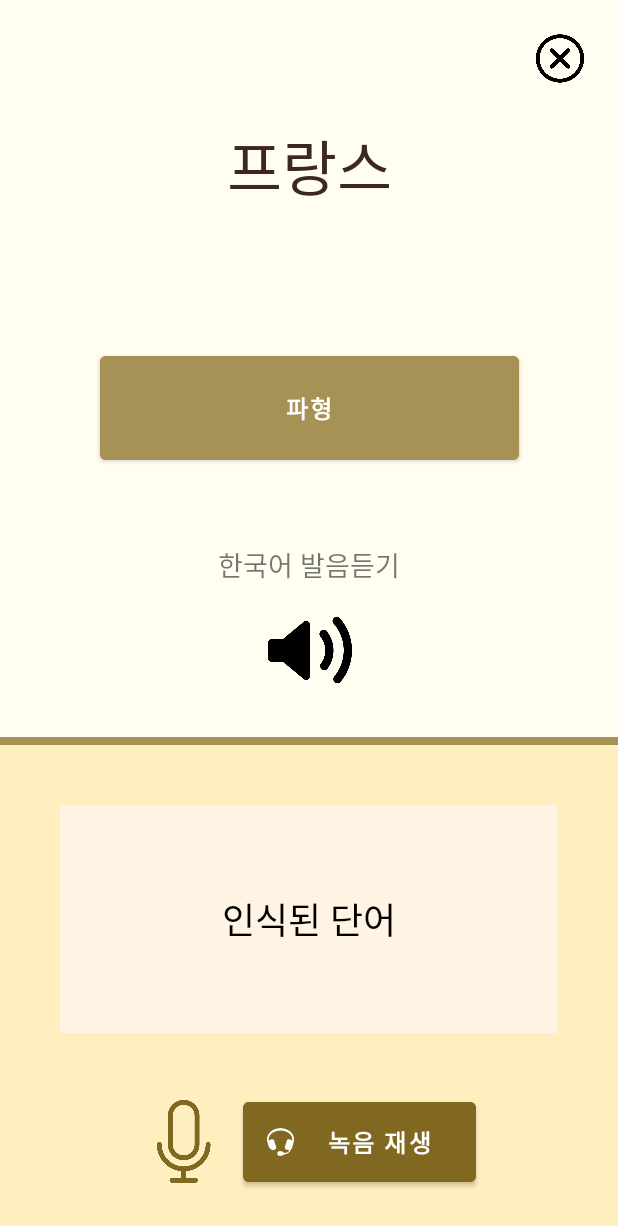
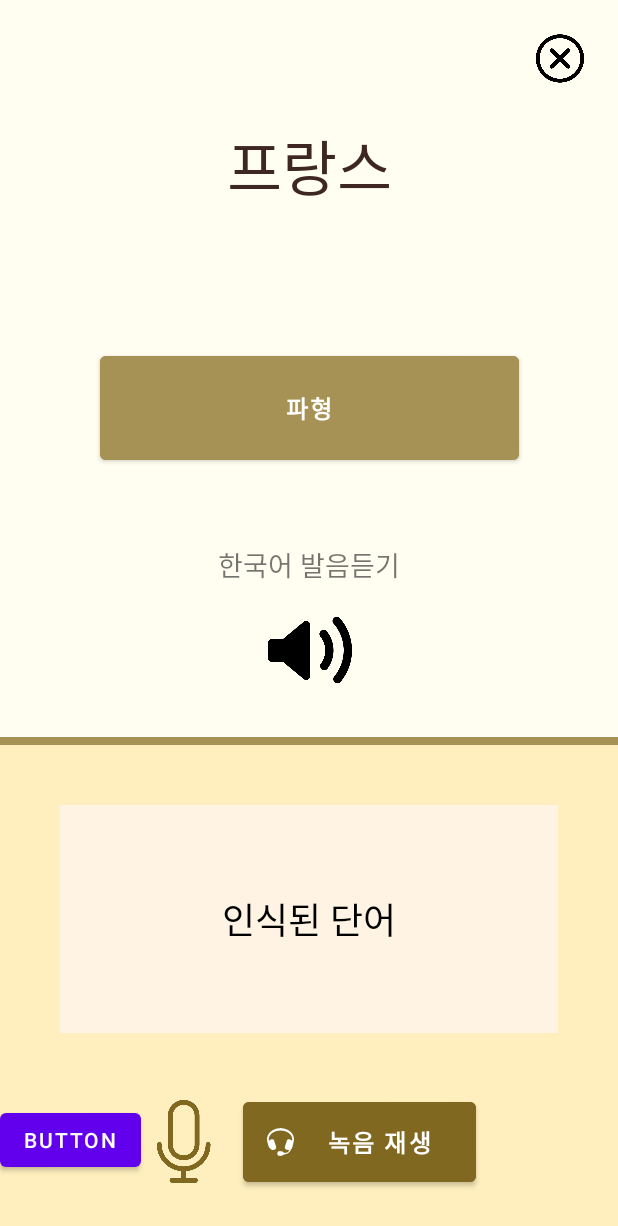
Before and after one commit to MibSang/BamsaemKorean, an Android app: the VoiceActivity screen opened directly, with no data from a screen before it, on a phone screen of 412 x 824 dp. Shown: the top 1226 px of the screen. Run offline under Robolectric (Android 15) with nearby library versions, the phone set to English and light mode, and no system bars.

Commit message:
VoiceActivity change

```diff
--- a/app/src/main/AndroidManifest.xml
+++ b/app/src/main/AndroidManifest.xml
@@ -8,6 +8,8 @@
 
     <uses-permission android:name="android.permission.RECORD_AUDIO" />
     <uses-permission android:name="android.permission.INTERNET" />
+    <uses-permission android:name="android.permission.READ_EXTERNAL_STORAGE"/>
+    <uses-permission android:name="android.permission.WRITE_EXTERNAL_STORAGE"/>
 
     <application
         android:allowBackup="true"
--- a/app/src/main/java/com/example/bamsaemkorean/VoiceActivity.java
+++ b/app/src/main/java/com/example/bamsaemkorean/VoiceActivity.java
@@ -1,5 +1,8 @@
 package com.example.bamsaemkorean;
 
+import android.media.MediaPlayer;
+import android.media.MediaRecorder;
+import android.os.Environment;
 import android.speech.tts.TextToSpeech;
 import androidx.annotation.RequiresApi;
 import androidx.appcompat.app.AppCompatActivity;
@@ -24,11 +27,14 @@ import android.widget.TextView;
 import android.widget.ImageButton;
 import android.widget.Button;
 import android.widget.Toast;
+
+import java.io.File;
+import java.io.IOException;
 import java.util.ArrayList;
 import java.util.Locale;
 
 
-public class VoiceActivity extends AppCompatActivity{
+public class VoiceActivity extends AppCompatActivity {
 
     private static final int RECORD_AUDIO_PERMISSION_CODE = 0;
     Intent intent;
@@ -37,8 +43,13 @@ public class VoiceActivity extends AppCompatActivity{
     TextView stt_result;
     ImageButton read_land_name_button;
     ImageButton record_button;
-    Button compare_voice;
+    Button voice_play;
+    Button voice_record;
     TextToSpeech tts;
+
+    MediaRecorder recorder;
+    String filename;
+    MediaPlayer player;
 
 
     final int PERMISSION = 1;
@@ -51,6 +62,13 @@ public class VoiceActivity extends AppCompatActivity{
             // 퍼미션 체크
             ActivityCompat.requestPermissions(this, new String[]{Manifest.permission.INTERNET, Manifest.permission.RECORD_AUDIO},PERMISSION);
         }
+        permissionCheck();
+
+        File sdcard = Environment.getExternalStorageDirectory();  //sd카드 접근
+        File file = new File(sdcard, "recorded.mp4");
+        filename = file.getAbsolutePath();
+        Log.d("VoiceActivity", "저장할 파일 명 : " + filename);
+
         stt_result = (TextView)findViewById(R.id.stt_result);
         record_button = (ImageButton) findViewById(R.id.record_button);
 
@@ -61,15 +79,37 @@ public class VoiceActivity extends AppCompatActivity{
         mRecognizer=SpeechRecognizer.createSpeechRecognizer(this);
         mRecognizer.setRecognitionListener(listener);
 
-        record_button.setOnClickListener(v -> {
+        record_button.setOnClickListener(new View.OnClickListener() {
+            @Override
+            public void onClick(View v) {
+                //recordAudio();
                 if (ContextCompat.checkSelfPermission(getContext(), Manifest.permission.RECORD_AUDIO) != PackageManager.PERMISSION_GRANTED) {
                     ActivityCompat.requestPermissions(getActivity(), new String[]{Manifest.permission.RECORD_AUDIO}, RECORD_AUDIO_PERMISSION_CODE);
                 } else {
                     try {
                         mRecognizer.startListening(intent);
-                } catch(SecurityException e) {
+                    } catch (SecurityException e) {
                         e.printStackTrace();
                     }
+                }
+            }
+        });
+
+        voice_record = (Button)findViewById(R.id.voice_record);
+
+        voice_record.setOnClickListener(new View.OnClickListener() {
+            @Override
+            public void onClick(View view) {
+                recordAudio();
+            }
+        });
+
+        voice_play = (Button)findViewById(R.id.voice_play);
+
+        voice_play.setOnClickListener(new View.OnClickListener() {
+            @Override
+            public void onClick(View view) {
+                playAudio();
             }
         });
 
@@ -94,6 +134,53 @@ public class VoiceActivity extends AppCompatActivity{
                 tts.speak(text,TextToSpeech.QUEUE_FLUSH,null,"id1");
             }
         });
+    }
+
+    private void recordAudio() {
+        recorder = new MediaRecorder();
+        recorder.setAudioSource(MediaRecorder.AudioSource.MIC); // 어디에서 음성 데이터를 받을 것인지
+        recorder.setOutputFormat(MediaRecorder.OutputFormat.MPEG_4); // 압축 형식 설정
+        recorder.setAudioEncoder(MediaRecorder.AudioEncoder.DEFAULT);
+
+        recorder.setOutputFile(filename);
+
+        try {
+            recorder.prepare();
+            recorder.start();
+
+            Toast.makeText(this, "녹음 시작됨.", Toast.LENGTH_SHORT).show();
+        } catch (Exception e) {
+            e.printStackTrace();
+        }
+    }
+
+    private void playAudio() {
+        try {
+            closePlayer();
+
+            player = new MediaPlayer();
+            player.setDataSource(filename);
+            player.prepare();
+            player.start();
+
+            Toast.makeText(this, "재생 시작됨.", Toast.LENGTH_SHORT).show();
+        } catch (Exception e) {
+            e.printStackTrace();
+        }
+    }
+
+    public void closePlayer() {
+        if (player != null) {
+            player.release();
+            player = null;
+        }
+    }
+
+    public void permissionCheck(){
+        if (ContextCompat.checkSelfPermission(this, Manifest.permission.WRITE_EXTERNAL_STORAGE) != PackageManager.PERMISSION_GRANTED
+                || ContextCompat.checkSelfPermission(this, Manifest.permission.RECORD_AUDIO) != PackageManager.PERMISSION_GRANTED) {
+            ActivityCompat.requestPermissions(this, new String[]{Manifest.permission.WRITE_EXTERNAL_STORAGE, Manifest.permission.RECORD_AUDIO}, 1);
+        }
     }
 
     @Override
--- a/app/src/main/res/layout/activity_main.xml
+++ b/app/src/main/res/layout/activity_main.xml
@@ -7,7 +7,7 @@
     tools:context=".MainActivity">
 
     <TextView
-        android:id="@+id/textView"
+        android:id="@+id/explain_paragraph"
         android:layout_width="wrap_content"
         android:layout_height="wrap_content"
         android:layout_marginBottom="302dp"
--- a/app/src/main/res/layout/activity_voice.xml
+++ b/app/src/main/res/layout/activity_voice.xml
@@ -84,6 +84,7 @@
             app:layout_constraintHorizontal_bias="0.5"
             app:layout_constraintStart_toStartOf="parent"
             app:layout_constraintTop_toTopOf="parent" />
+
     </androidx.constraintlayout.widget.ConstraintLayout>
 
     <View
@@ -104,11 +105,13 @@
         android:background="@color/yellow_brown"
         app:layout_constraintBottom_toBottomOf="parent"
         app:layout_constraintEnd_toEndOf="parent"
+        app:layout_constraintHorizontal_bias="1.0"
         app:layout_constraintStart_toStartOf="parent"
-        app:layout_constraintTop_toBottomOf="@+id/divider4">
+        app:layout_constraintTop_toBottomOf="@+id/divider4"
+        app:layout_constraintVertical_bias="0.0">
 
         <Button
-            android:id="@+id/compare_voice"
+            android:id="@+id/voice_play"
             android:layout_width="155dp"
             android:layout_height="65dp"
             android:layout_marginBottom="30dp"
@@ -131,7 +134,7 @@
             android:background="#00FFFFFF"
             android:scaleType="centerCrop"
             app:layout_constraintBottom_toBottomOf="parent"
-            app:layout_constraintEnd_toStartOf="@+id/compare_voice"
+            app:layout_constraintEnd_toStartOf="@+id/voice_play"
             app:layout_constraintHorizontal_bias="0.5"
             app:layout_constraintHorizontal_chainStyle="packed"
             app:layout_constraintStart_toStartOf="parent"
@@ -153,11 +156,20 @@
             android:textAlignment="center"
             android:textColor="@color/black"
             android:textSize="24sp"
-            app:layout_constraintBottom_toTopOf="@+id/compare_voice"
+            app:layout_constraintBottom_toTopOf="@+id/voice_play"
             app:layout_constraintEnd_toEndOf="parent"
             app:layout_constraintHorizontal_bias="0.5"
             app:layout_constraintStart_toStartOf="parent"
             app:layout_constraintTop_toTopOf="parent" />
+
+        <Button
+            android:id="@+id/voice_record"
+            android:layout_width="wrap_content"
+            android:layout_height="wrap_content"
+            android:layout_marginBottom="40dp"
+            android:text="Button"
+            app:layout_constraintBottom_toBottomOf="parent"
+            app:layout_constraintStart_toStartOf="parent" />
     </androidx.constraintlayout.widget.ConstraintLayout>
 
 </androidx.constraintlayout.widget.ConstraintLayout>
--- a/app/src/main/res/layout/nav_header_navigation.xml
+++ b/app/src/main/res/layout/nav_header_navigation.xml
@@ -28,7 +28,7 @@
         android:textAppearance="@style/TextAppearance.AppCompat.Body1" />
 
     <TextView
-        android:id="@+id/textView"
+        android:id="@+id/explain_paragraph"
         android:layout_width="wrap_content"
         android:layout_height="wrap_content"
         android:text="secured8372@gmail.com" />
```
Also changed, not shown: app/src/main/java/com/example/bamsaemkorean/WordActivity.java (+52 -1 lines), app/src/main/res/layout/activity_word.xml (+6 -6 lines). Lines whose indentation alone changed are shown as unchanged.
